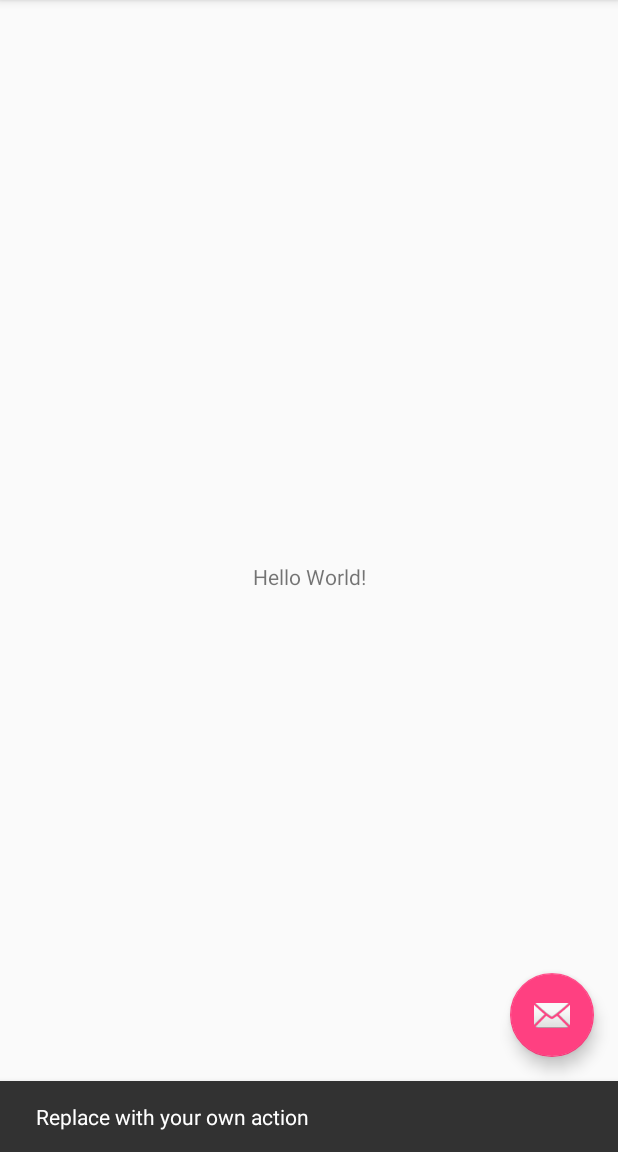
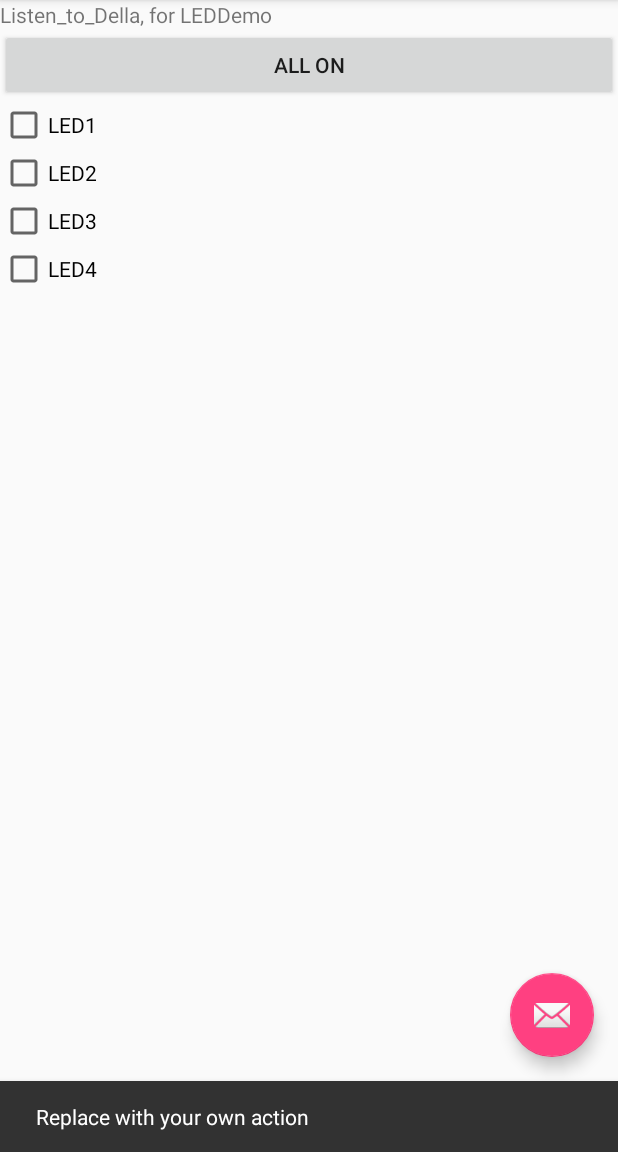
Before and after one commit to listentodella/Android, an Android app: the screen it shows after launch (MainActivity), after a tap on an icon or button, on a phone screen of 412 x 824 dp, the part 84-1236 px from its top. Run offline under Robolectric (Android 15) with nearby library versions, the phone set to English and light mode, and no system bars.

Commit message:
v2, boxes

```diff
--- a/Android_LED/app/src/main/res/layout/content_main.xml
+++ b/Android_LED/app/src/main/res/layout/content_main.xml
@@ -1,5 +1,5 @@
 <?xml version="1.0" encoding="utf-8"?>
-<android.support.constraint.ConstraintLayout
+<android.support.v7.widget.LinearLayoutCompat
     xmlns:android="http://schemas.android.com/apk/res/android"
     xmlns:tools="http://schemas.android.com/tools"
     xmlns:app="http://schemas.android.com/apk/res-auto"
@@ -7,15 +7,38 @@
     android:layout_height="match_parent"
     app:layout_behavior="@string/appbar_scrolling_view_behavior"
     tools:showIn="@layout/activity_main"
-    tools:context="com.example.a93713.app_0001_leddemo.MainActivity">
+    tools:context="com.example.a93713.app_0001_leddemo.MainActivity"
+    android:orientation="vertical">
 
     <TextView
         android:layout_width="wrap_content"
         android:layout_height="wrap_content"
-        android:text="Hello World!"
-        app:layout_constraintBottom_toBottomOf="parent"
-        app:layout_constraintLeft_toLeftOf="parent"
-        app:layout_constraintRight_toRightOf="parent"
-        app:layout_constraintTop_toTopOf="parent" />
+        android:text="Listen_to_Della, for LEDDemo"
+        />
 
-</android.support.constraint.ConstraintLayout>
+    <Button
+        android:layout_width="fill_parent"
+        android:layout_height="wrap_content"
+        android:text="ALL ON"/>
+
+    <CheckBox
+        android:layout_width="fill_parent"
+        android:layout_height="wrap_content"
+        android:text="LED1"/>
+
+    <CheckBox
+        android:layout_width="fill_parent"
+        android:layout_height="wrap_content"
+        android:text="LED2"/>
+
+    <CheckBox
+        android:layout_width="fill_parent"
+        android:layout_height="wrap_content"
+        android:text="LED3"/>
+
+    <CheckBox
+        android:layout_width="fill_parent"
+        android:layout_height="wrap_content"
+        android:text="LED4"/>
+
+</android.support.v7.widget.LinearLayoutCompat>
```
